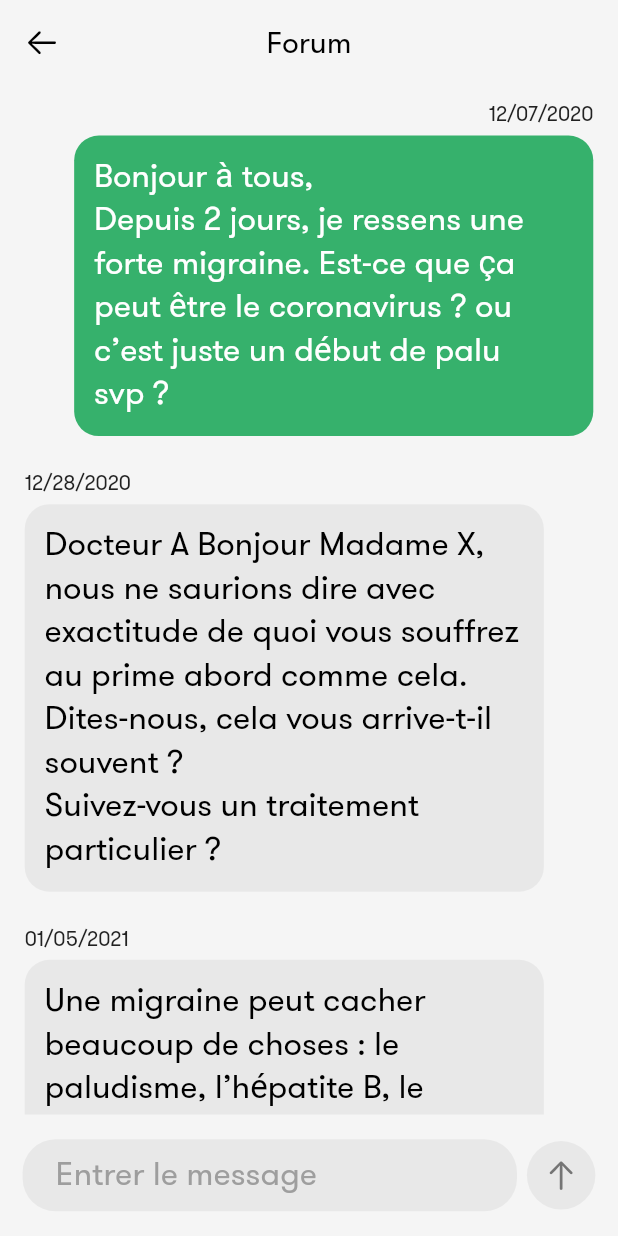
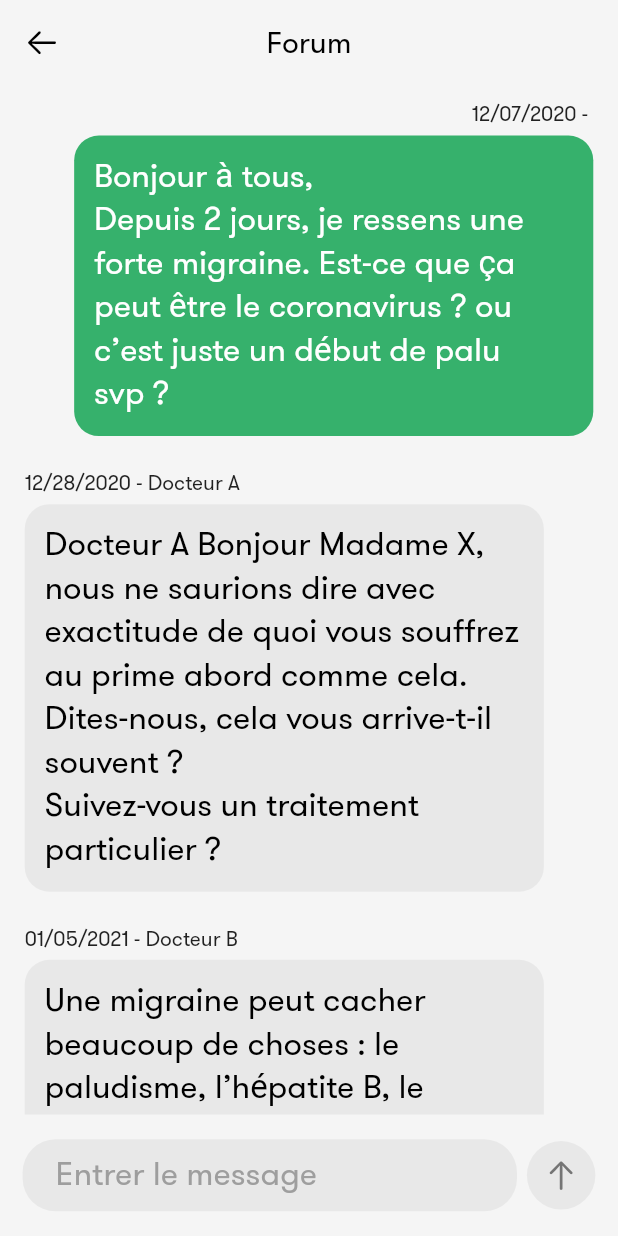
Before and after one commit to martinoyovo/healthcare, a Flutter app: the GroupChat screen opened by its route, on a phone screen of 412 x 824 dp. Run offline on Flutter 3.47's test engine with Material 2 defaults, Android fonts, the phone set to English and light mode, and no system bars.

```diff
--- a/lib/pages/group_chat.dart
+++ b/lib/pages/group_chat.dart
@@ -52,7 +52,7 @@ class _GroupChatState extends State<GroupChat> {
                     crossAxisAlignment: patientId == chatData["from"]["id"] ? CrossAxisAlignment.end : CrossAxisAlignment.start,
                     children: [
                       Text(
-                        chatData["date"].toString(),
+                        "${chatData["date"].toString()} - ${chatData["from"]["name"]}",
                       ),
                       Container(
                         //alignment: patientId == chatData["from"]["id"] ? Alignment.centerRight:Alignment.centerLeft,
```
